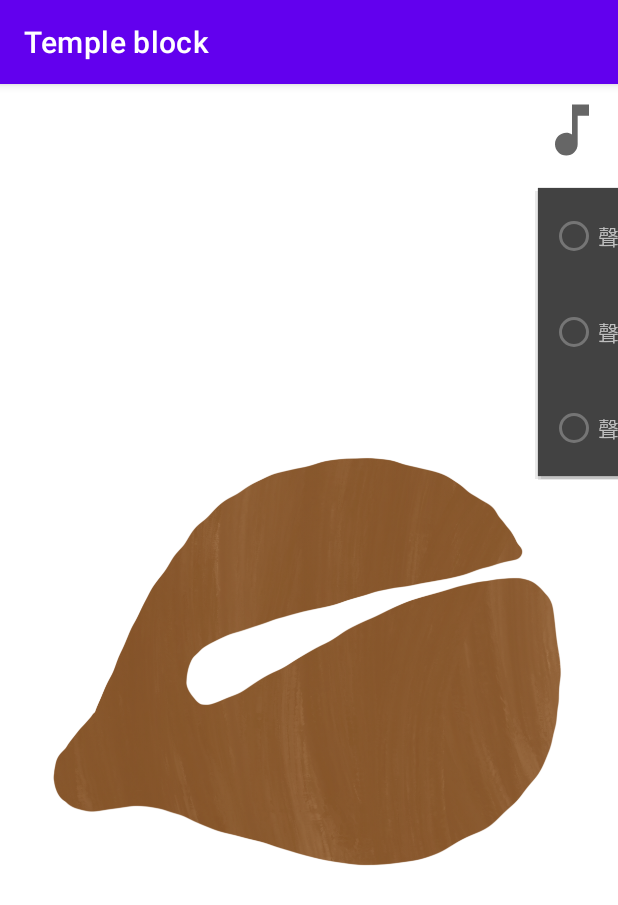
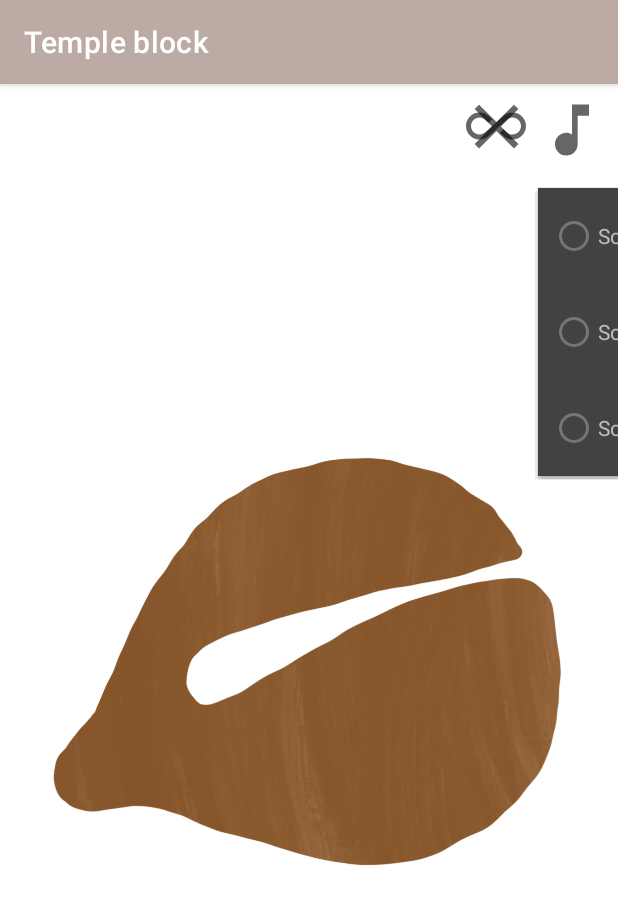
Before and after one commit to mu326345/Temple-block, an Android app: the screen it shows after launch (MainActivity), after a tap on an icon or button, on a phone screen of 412 x 824 dp. Shown: the top 905 px of the screen. Run offline under Robolectric (Android 15) with nearby library versions, the phone set to English and light mode, and no system bars; our stand-ins replace data binding; 12 statements that could not run were skipped.

Commit message:
Add loop click and them and language

```diff
--- a/app/src/main/java/com/example/templeblock/HomeFragment.kt
+++ b/app/src/main/java/com/example/templeblock/HomeFragment.kt
@@ -1,8 +1,13 @@
 package com.example.templeblock
 
 import android.annotation.SuppressLint
+import android.content.SharedPreferences
 import android.media.SoundPool
 import android.os.Bundle
+import android.os.Handler
+import android.os.HandlerThread
+import android.os.Looper
+import android.preference.PreferenceManager
 import android.view.*
 import androidx.fragment.app.Fragment
 import android.widget.PopupWindow
@@ -16,7 +21,12 @@ class HomeFragment : Fragment() {
     private lateinit var soundpool: SoundPool
     private var sound: Int = -1
     private lateinit var popupWindow: PopupWindow
-    private val viewModel : HomeViewModel by viewModels()
+    private val viewModel: HomeViewModel by viewModels()
+    private lateinit var handler: Handler
+    private lateinit var mainHandler: Handler
+    private var loop: Boolean = false
+    private var isInit: Boolean = false
+    private lateinit var pref: SharedPreferences
 
     override fun onCreateView(
         inflater: LayoutInflater, container: ViewGroup?,
@@ -24,7 +34,14 @@ class HomeFragment : Fragment() {
     ): View? {
         binding = FragmentHomeBinding.inflate(inflater, container, false)
         binding.lifecycleOwner = viewLifecycleOwner
-        initSound()
+        val handlerThread = HandlerThread("soundThread").apply {
+            start()
+        }
+        handler = Handler(handlerThread.looper)
+        mainHandler = Handler(Looper.getMainLooper())
+        pref = PreferenceManager.getDefaultSharedPreferences(requireContext())
+        loop = pref.getBoolean(PREF_LOOP, false)
+        initPopupWindow()
 
         return binding.root
     }
@@ -33,24 +50,77 @@ class HomeFragment : Fragment() {
     override fun onViewCreated(view: View, savedInstanceState: Bundle?) {
         super.onViewCreated(view, savedInstanceState)
 
+        binding.loopStop.setOnClickListener {
+            it.visibility = View.GONE
+            loop = true
+            pref.edit().putBoolean(PREF_LOOP, loop).apply()
+            with(popupWindow) {
+                if(isShowing) {
+                    dismiss()
+                }
+            }
+        }
+
+        binding.loop.setOnClickListener {
+            binding.loopStop.visibility = View.VISIBLE
+            loop = false
+            pref.edit().putBoolean(PREF_LOOP, loop).apply()
+            with(popupWindow) {
+                if(isShowing) {
+                    dismiss()
+                }
+            }
+        }
+
         viewModel.currentSound.observe(viewLifecycleOwner) {
-            initSound(it)
+            with(popupWindow) {
+                if(isShowing) {
+                    dismiss()
+                }
+            }
+            // init handler
+            if (isInit) {
+                initSound(it.rawId)
+                // sotre preference
+                pref.edit().putInt(PREF_SOUND, it.index).apply()
+            } else {
+                val temp = pref.getInt(PREF_SOUND, SoundType.SOUND1.index)
+                val type =SoundType.values().get(temp-1)
+                initSound(type.rawId)
+                // after init sound, we start handler infinite loop
+                handler.post {
+                    while (true) {
+                        if (loop) {
+                            mainHandler.post {
+                                clickScaleDown()
+                            }
+                            mainHandler.postDelayed({
+                                clickScaleUp()
+                            }, 200)
+                            playSound()
+                        }
+                        Thread.sleep(500)
+                    }
+                }
+                viewModel.setId(type)
+                isInit = true
+            }
         }
 
         binding.soundSelect.setOnClickListener {
-            selectSound(it)
+            popupWindow.showAsDropDown(it)
         }
 
         binding.blockImg.setOnTouchListener { view, motionEvent ->
-            when(motionEvent.action) {
+            when (motionEvent.action) {
                 MotionEvent.ACTION_DOWN -> {
-                    clickOne()
+                    clickScaleDown()
                     playSound()
                     popupWindow.dismiss()
                     true
                 }
                 MotionEvent.ACTION_UP -> {
-                    clickTwo()
+                    clickScaleUp()
                     true
                 }
                 else -> false
@@ -58,41 +128,43 @@ class HomeFragment : Fragment() {
         }
     }
 
-    private fun clickOne() {
+    private fun clickScaleDown() {
         binding.blockImg.visibility = View.INVISIBLE
         binding.blockSmallImg.visibility = View.VISIBLE
     }
 
-    private fun clickTwo() {
+    private fun clickScaleUp() {
         binding.blockSmallImg.visibility = View.INVISIBLE
         binding.blockImg.visibility = View.VISIBLE
     }
 
-    private fun initSound(soundId: Int? = R.raw.sound1) {
+    private fun initSound(soundId: Int) {
         soundpool = SoundPool.Builder()
             .setMaxStreams(30)
             .build()
-        soundId?.let {
-            sound = soundpool.load(requireContext(), it, 1)
-        }
+        sound = soundpool.load(requireContext(), soundId, 1)
     }
 
     private fun playSound() {
-            soundpool.play(sound, 1.0f, 1.0f, 0, 0,  1.0f)
+        soundpool.play(sound, 1.0f, 1.0f, 0, 0, 1.0f)
     }
 
-    private fun selectSound(v: View) {
-        val binding = PopupWindowBinding.inflate(LayoutInflater.from(requireContext()),null, false)
+    private fun initPopupWindow() {
+        val binding = PopupWindowBinding.inflate(LayoutInflater.from(requireContext()), null, false)
         binding.viewModel = viewModel
         binding.lifecycleOwner = viewLifecycleOwner
         popupWindow = PopupWindow(binding.root).apply {
             width = ViewGroup.LayoutParams.WRAP_CONTENT
             height = ViewGroup.LayoutParams.WRAP_CONTENT
-            showAsDropDown(v)
             isTouchable = true
             contentView.setOnClickListener {
                 dismiss()
             }
         }
     }
+
+    companion object {
+        const val PREF_LOOP = "loop"
+        const val PREF_SOUND = "sound"
+    }
 }
--- a/app/src/main/java/com/example/templeblock/HomeViewModel.kt
+++ b/app/src/main/java/com/example/templeblock/HomeViewModel.kt
@@ -7,8 +7,8 @@ import androidx.lifecycle.MutableLiveData
 import androidx.lifecycle.ViewModel
 
 class HomeViewModel : ViewModel() {
-    private val _currentSound = MutableLiveData(SoundType.SOUND1.id)
-    val currentSound : LiveData<Int>
+    private val _currentSound = MutableLiveData(SoundType.SOUND1)
+    val currentSound : LiveData<SoundType>
     get() = _currentSound
 
     fun onRadioButtonClicked(view: View) {
@@ -18,17 +18,17 @@ class HomeViewModel : ViewModel() {
             when(view.id) {
                 SoundType.SOUND1.viewId -> {
                     if(checked) {
-                        _currentSound.value = SoundType.SOUND1.id
+                        _currentSound.value = SoundType.SOUND1
                     }
                 }
                 SoundType.SOUND2.viewId -> {
                     if(checked) {
-                        _currentSound.value = SoundType.SOUND2.id
+                        _currentSound.value = SoundType.SOUND2
                     }
                 }
                 SoundType.SOUND3.viewId -> {
                     if(checked) {
-                        _currentSound.value = SoundType.SOUND3.id
+                        _currentSound.value = SoundType.SOUND3
                     }
                 }
 //                SoundType.SOUND4.viewId -> {
@@ -39,4 +39,8 @@ class HomeViewModel : ViewModel() {
             }
         }
     }
+
+    fun setId(type: SoundType) {
+        _currentSound.value = type
+    }
 }
--- a/app/src/main/java/com/example/templeblock/SoundType.kt
+++ b/app/src/main/java/com/example/templeblock/SoundType.kt
@@ -1,7 +1,7 @@
 package com.example.templeblock
 
-enum class SoundType(val id: Int, val viewId: Int) {
-    SOUND1(R.raw.sound1, R.id.sound1),
-    SOUND2(R.raw.sound2, R.id.sound2),
-    SOUND3(R.raw.sound3, R.id.sound3),
+enum class SoundType(val rawId: Int, val viewId: Int, val index: Int) {
+    SOUND1(R.raw.sound1, R.id.sound1, 1),
+    SOUND2(R.raw.sound2, R.id.sound2, 2),
+    SOUND3(R.raw.sound3, R.id.sound3, 3),
 }
--- /dev/null
+++ b/app/src/main/res/drawable/ic_baseline_close_24.xml
@@ -0,0 +1,10 @@
+<vector xmlns:android="http://schemas.android.com/apk/res/android"
+    android:width="24dp"
+    android:height="24dp"
+    android:viewportWidth="24"
+    android:viewportHeight="24"
+    android:tint="?attr/colorControlNormal">
+  <path
+      android:fillColor="@android:color/white"
+      android:pathData="M19,6.41L17.59,5 12,10.59 6.41,5 5,6.41 10.59,12 5,17.59 6.41,19 12,13.41 17.59,19 19,17.59 13.41,12z"/>
+</vector>
--- /dev/null
+++ b/app/src/main/res/drawable/ic_baseline_loop_24.xml
@@ -0,0 +1,10 @@
+<vector xmlns:android="http://schemas.android.com/apk/res/android"
+    android:width="24dp"
+    android:height="24dp"
+    android:viewportWidth="24"
+    android:viewportHeight="24"
+    android:tint="?attr/colorControlNormal">
+  <path
+      android:fillColor="@android:color/white"
+      android:pathData="M18.6,6.62c-1.44,0 -2.8,0.56 -3.77,1.53L12,10.66 10.48,12h0.01L7.8,14.39c-0.64,0.64 -1.49,0.99 -2.4,0.99 -1.87,0 -3.39,-1.51 -3.39,-3.38S3.53,8.62 5.4,8.62c0.91,0 1.76,0.35 2.44,1.03l1.13,1 1.51,-1.34L9.22,8.2C8.2,7.18 6.84,6.62 5.4,6.62 2.42,6.62 0,9.04 0,12s2.42,5.38 5.4,5.38c1.44,0 2.8,-0.56 3.77,-1.53l2.83,-2.5 0.01,0.01L13.52,12h-0.01l2.69,-2.39c0.64,-0.64 1.49,-0.99 2.4,-0.99 1.87,0 3.39,1.51 3.39,3.38s-1.52,3.38 -3.39,3.38c-0.9,0 -1.76,-0.35 -2.44,-1.03l-1.14,-1.01 -1.51,1.34 1.27,1.12c1.02,1.01 2.37,1.57 3.82,1.57 2.98,0 5.4,-2.41 5.4,-5.38s-2.42,-5.37 -5.4,-5.37z"/>
+</vector>
--- a/app/src/main/res/layout/fragment_home.xml
+++ b/app/src/main/res/layout/fragment_home.xml
@@ -31,6 +31,25 @@
             app:layout_constraintEnd_toEndOf="parent"
             app:layout_constraintTop_toTopOf="parent" />
 
+        <ImageView
+            android:id="@+id/loop"
+            android:layout_width="40dp"
+            android:layout_height="40dp"
+            android:layout_marginEnd="8dp"
+            android:src="@drawable/ic_baseline_loop_24"
+            app:layout_constraintEnd_toStartOf="@id/sound_select"
+            app:layout_constraintTop_toTopOf="@id/sound_select" />
+
+        <ImageView
+            android:id="@+id/loop_stop"
+            android:layout_width="50dp"
+            android:layout_height="50dp"
+            android:src="@drawable/ic_baseline_close_24"
+            app:layout_constraintBottom_toBottomOf="@id/loop"
+            app:layout_constraintEnd_toEndOf="@id/loop"
+            app:layout_constraintStart_toStartOf="@id/loop"
+            app:layout_constraintTop_toTopOf="@id/loop" />
+
     </androidx.constraintlayout.widget.ConstraintLayout>
 
 </layout>
--- a/app/src/main/res/layout/popup_window.xml
+++ b/app/src/main/res/layout/popup_window.xml
@@ -43,7 +43,7 @@
             style="@style/Theme.TempleBlock.Dropdown"
             android:layout_width="wrap_content"
             android:layout_height="wrap_content"
-            android:checked="@{viewModel.currentSound == st.SOUND1.id}"
+            android:checked="@{viewModel.currentSound == st.SOUND1}"
             android:onClick="@{viewModel.onRadioButtonClicked}"
             android:layout_margin="8dp"
             android:text="@string/sound1" />
@@ -53,7 +53,7 @@
             style="@style/Theme.TempleBlock.Dropdown"
             android:layout_width="wrap_content"
             android:layout_height="wrap_content"
-            android:checked="@{viewModel.currentSound == st.SOUND2.id}"
+            android:checked="@{viewModel.currentSound == st.SOUND2}"
             android:onClick="@{viewModel.onRadioButtonClicked}"
             android:layout_margin="8dp"
             android:text="@string/sound2" />
@@ -64,7 +64,7 @@
             android:layout_width="wrap_content"
             android:layout_height="wrap_content"
             android:layout_margin="8dp"
-            android:checked="@{viewModel.currentSound == st.SOUND3.id}"
+            android:checked="@{viewModel.currentSound == st.SOUND3}"
             android:onClick="@{viewModel.onRadioButtonClicked}"
             android:text="@string/sound3" />
 
--- a/app/src/main/res/values-night/themes.xml
+++ b/app/src/main/res/values-night/themes.xml
@@ -2,9 +2,9 @@
     <!-- Base application theme. -->
     <style name="Theme.TempleBlock" parent="Theme.MaterialComponents.DayNight.DarkActionBar">
         <!-- Primary brand color. -->
-        <item name="colorPrimary">@color/purple_200</item>
-        <item name="colorPrimaryVariant">@color/purple_700</item>
-        <item name="colorOnPrimary">@color/black</item>
+        <item name="colorPrimary">#5d4037</item>
+        <item name="colorPrimaryVariant">#321911</item>
+        <item name="colorOnPrimary">@color/white</item>
         <!-- Secondary brand color. -->
         <item name="colorSecondary">@color/teal_200</item>
         <item name="colorSecondaryVariant">@color/teal_200</item>
--- a/app/src/main/res/values/strings.xml
+++ b/app/src/main/res/values/strings.xml
@@ -2,9 +2,7 @@
     <string name="app_name">Temple block</string>
     <!-- TODO: Remove or change this placeholder text -->
     <string name="hello_blank_fragment">Hello blank fragment</string>
-    <string name="sound_select">聲音選擇</string>
-    <string name="sound1">聲音1</string>
-    <string name="sound2">聲音2</string>
-    <string name="sound3">聲音3</string>
-    <string name="sound4">聲音4</string>
+    <string name="sound1">Sound A</string>
+    <string name="sound2">Sound B</string>
+    <string name="sound3">Sound C</string>
 </resources>
--- a/app/src/main/res/values/themes.xml
+++ b/app/src/main/res/values/themes.xml
@@ -2,9 +2,9 @@
     <!-- Base application theme. -->
     <style name="Theme.TempleBlock" parent="Theme.MaterialComponents.DayNight.DarkActionBar">
         <!-- Primary brand color. -->
-        <item name="colorPrimary">@color/purple_500</item>
-        <item name="colorPrimaryVariant">@color/purple_700</item>
-        <item name="colorOnPrimary">@color/white</item>
+        <item name="colorPrimary">#bcaaa4</item>
+        <item name="colorPrimaryVariant">#8c7b75</item>
+        <item name="colorOnPrimary">@color/black</item>
         <!-- Secondary brand color. -->
         <item name="colorSecondary">@color/teal_200</item>
         <item name="colorSecondaryVariant">@color/teal_700</item>
```
Also changed, not shown: 1 other file.
